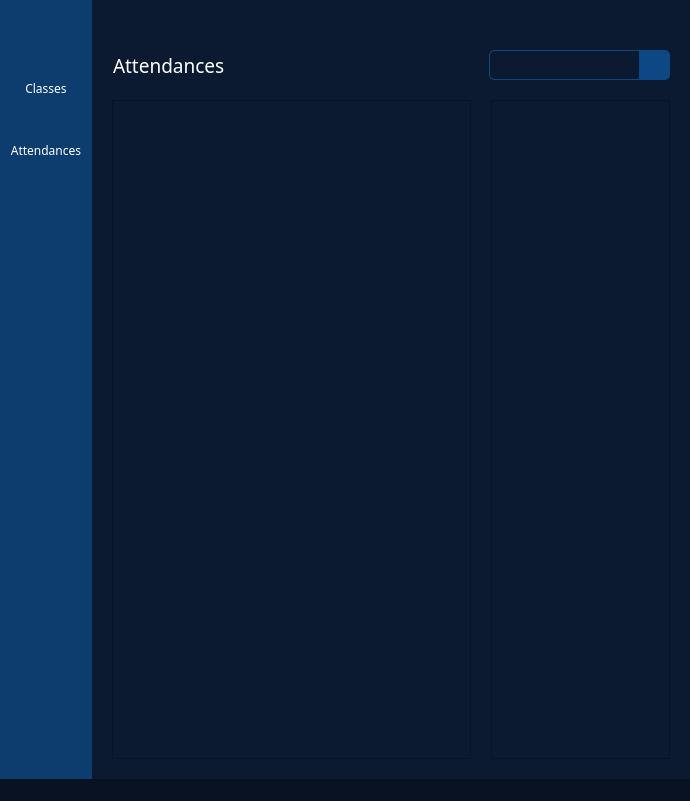
This is Teachers/Misc/Templates/lobby.ui in ZVDCM/Horace as Qt 5 draws it before an edit. The edited form follows.
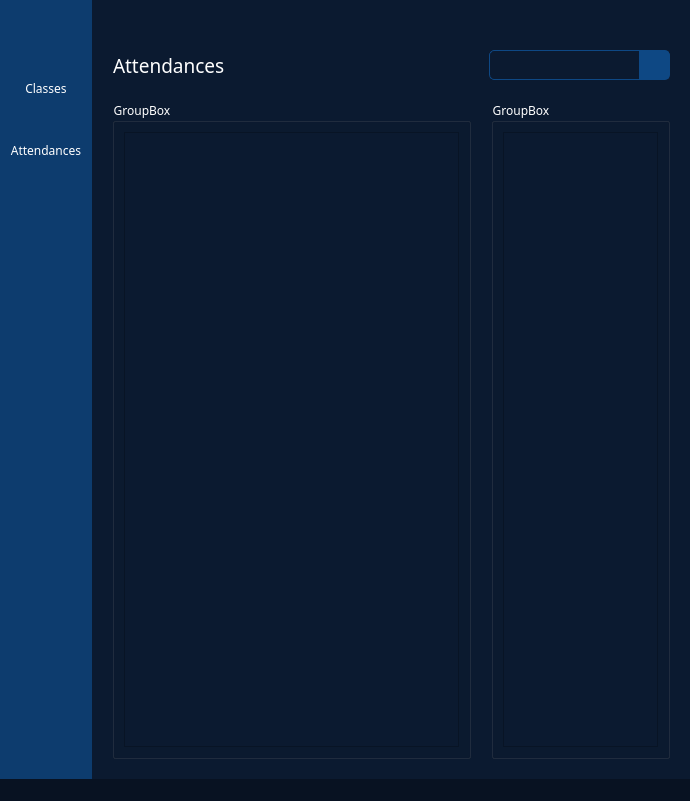
This is the edited form. Icons and pictures are not drawn.

Commit message: Read Attendance Teacher Lobby Done

```diff
--- a/Teachers/Misc/Templates/lobby.ui
+++ b/Teachers/Misc/Templates/lobby.ui
@@ -801,7 +801,13 @@
              <number>20</number>
             </property>
             <item>
-             <widget class="QTableView" name="tv_attendance">
+             <widget class="QGroupBox" name="groupBox">
+              <property name="title">
+               <string>GroupBox</string>
+              </property>
+              <layout class="QVBoxLayout" name="verticalLayout_6">
+               <item>
+                <widget class="QTableView" name="tv_attendance_2">
               <property name="verticalScrollBarPolicy">
                <enum>Qt::ScrollBarAlwaysOff</enum>
               </property>
@@ -810,14 +816,25 @@
               </property>
              </widget>
             </item>
+              </layout>
+             </widget>
+            </item>
             <item>
-             <widget class="QListView" name="listView">
+             <widget class="QGroupBox" name="groupBox_2">
               <property name="maximumSize">
                <size>
                 <width>280</width>
                 <height>16777215</height>
                </size>
               </property>
+              <property name="title">
+               <string>GroupBox</string>
+              </property>
+              <layout class="QVBoxLayout" name="verticalLayout_9">
+               <item>
+                <widget class="QListView" name="listView_2"/>
+               </item>
+              </layout>
              </widget>
             </item>
            </layout>
```
Left out of the diff: 4 changed lines with no effect on the pictures. Lines whose indentation alone changed are shown as unchanged. The commit also changes 26 other files.
